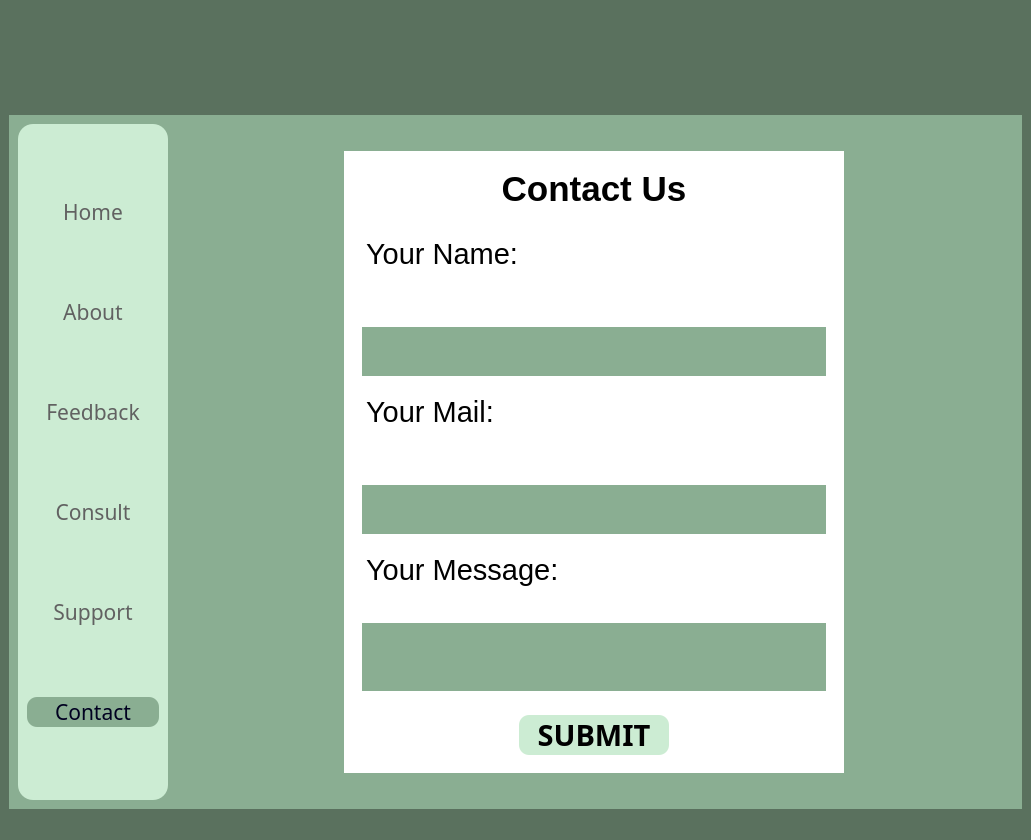
Above: Contact_window.ui from srishtiigautam/restorehealth before the change. Below: the same form after it.
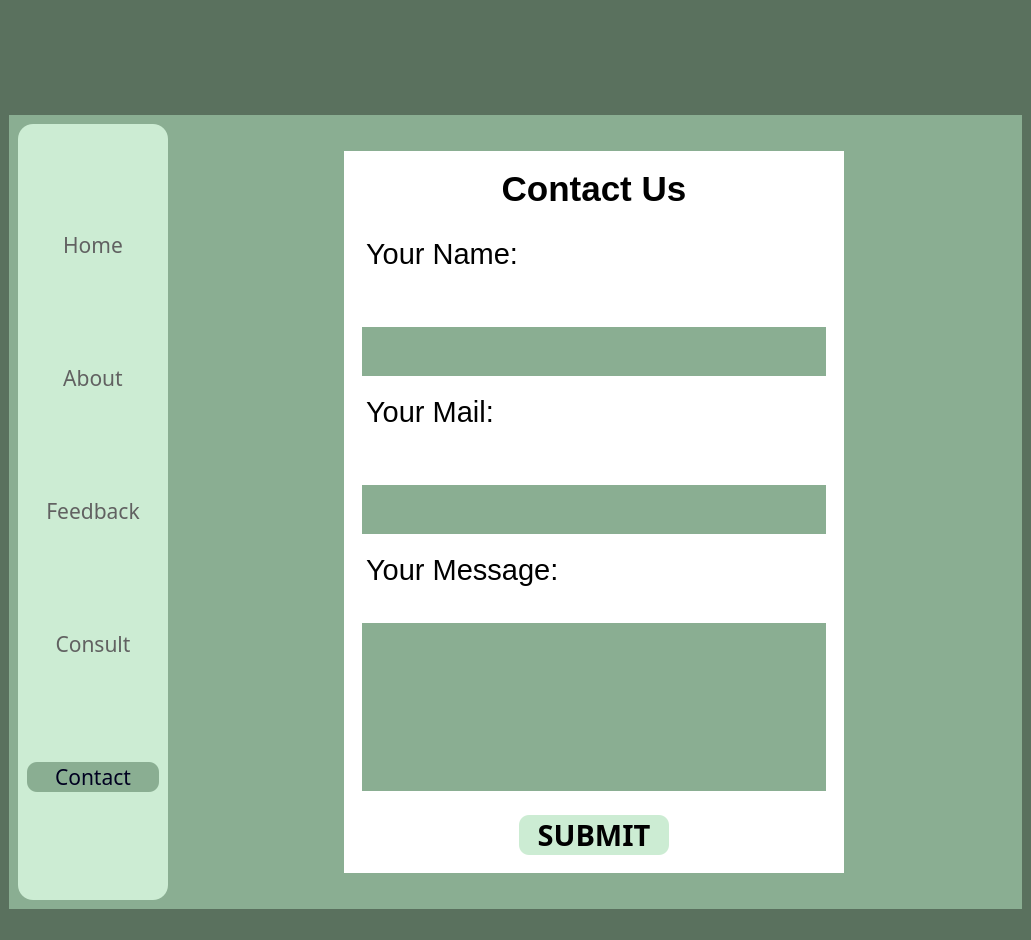
That is the form after the change. Icons and pictures are not drawn.

Patch:
```diff
--- a/Contact_window.ui
+++ b/Contact_window.ui
@@ -7,7 +7,7 @@
     <x>0</x>
     <y>0</y>
     <width>1031</width>
-    <height>836</height>
+    <height>940</height>
    </rect>
   </property>
   <property name="windowTitle">
@@ -215,6 +215,7 @@
              <font>
               <family>Javanese Text</family>
               <pointsize>16</pointsize>
+              <weight>50</weight>
               <bold>false</bold>
              </font>
             </property>
@@ -253,6 +254,7 @@
              <font>
               <family>Javanese Text</family>
               <pointsize>16</pointsize>
+              <weight>50</weight>
               <bold>false</bold>
              </font>
             </property>
@@ -291,6 +293,7 @@
              <font>
               <family>Javanese Text</family>
               <pointsize>16</pointsize>
+              <weight>50</weight>
               <bold>false</bold>
              </font>
             </property>
@@ -329,6 +332,7 @@
              <font>
               <family>Javanese Text</family>
               <pointsize>16</pointsize>
+              <weight>50</weight>
               <bold>false</bold>
              </font>
             </property>
@@ -361,49 +365,13 @@
             </property>
            </widget>
           </item>
-          <item>
-           <widget class="QPushButton" name="pushButton_5">
-            <property name="font">
-             <font>
-              <family>Javanese Text</family>
-              <pointsize>16</pointsize>
-              <bold>false</bold>
-             </font>
-            </property>
-            <property name="cursor">
-             <cursorShape>PointingHandCursor</cursorShape>
-            </property>
-            <property name="styleSheet">
-             <string notr="true">QPushButton{
-color: rgb(97, 97, 97);
-border-radius:10px;
-}
-
-QPushButton:hover{
-background-color: rgb(220, 255, 228);
-	/*color: rgb(255, 255, 255);*/
-	font: 700 16pt &quot;Constantia&quot;;
-}
-QPushButton:pressed{
-	color: rgb(0, 0, 32);
-	border-radius:10px;
-	background-color: rgb(138, 174, 146);
-}
-
-
-</string>
-            </property>
-            <property name="text">
-             <string>Support</string>
-            </property>
-           </widget>
-          </item>
           <item>
            <widget class="QPushButton" name="pushButton_9">
             <property name="font">
              <font>
               <family>Javanese Text</family>
               <pointsize>16</pointsize>
+              <weight>50</weight>
               <bold>false</bold>
              </font>
             </property>
@@ -806,11 +774,10 @@
                         </property>
                         <property name="html">
                          <string>&lt;!DOCTYPE HTML PUBLIC &quot;-//W3C//DTD HTML 4.0//EN&quot; &quot;http://www.w3.org/TR/REC-html40/strict.dtd&quot;&gt;
-&lt;html&gt;&lt;head&gt;&lt;meta name=&quot;qrichtext&quot; content=&quot;1&quot; /&gt;&lt;meta charset=&quot;utf-8&quot; /&gt;&lt;style type=&quot;text/css&quot;&gt;
+&lt;html&gt;&lt;head&gt;&lt;meta name=&quot;qrichtext&quot; content=&quot;1&quot; /&gt;&lt;style type=&quot;text/css&quot;&gt;
 p, li { white-space: pre-wrap; }
-hr { height: 1px; border-width: 0; }
-&lt;/style&gt;&lt;/head&gt;&lt;body style=&quot; font-family:'Segoe UI'; font-size:14pt; font-weight:400; font-style:italic;&quot;&gt;
-&lt;p style=&quot;-qt-paragraph-type:empty; margin-top:0px; margin-bottom:0px; margin-left:0px; margin-right:0px; -qt-block-indent:0; text-indent:0px; font-size:28pt; font-style:normal;&quot;&gt;&lt;br /&gt;&lt;/p&gt;&lt;/body&gt;&lt;/html&gt;</string>
+&lt;/style&gt;&lt;/head&gt;&lt;body style=&quot; font-family:'MS Shell Dlg 2'; font-size:14pt; font-weight:400; font-style:italic;&quot;&gt;
+&lt;p style=&quot;-qt-paragraph-type:empty; margin-top:0px; margin-bottom:0px; margin-left:0px; margin-right:0px; -qt-block-indent:0; text-indent:0px; font-family:'Segoe UI'; font-size:28pt; font-style:normal;&quot;&gt;&lt;br /&gt;&lt;/p&gt;&lt;/body&gt;&lt;/html&gt;</string>
                         </property>
                        </widget>
                       </item>
@@ -842,6 +809,7 @@
                          <font>
                           <family>Bahnschrift Condensed</family>
                           <pointsize>22</pointsize>
+                          <weight>75</weight>
                           <bold>true</bold>
                          </font>
                         </property>
```
Left out of the diff: 35 changed lines with no effect on the pictures.
